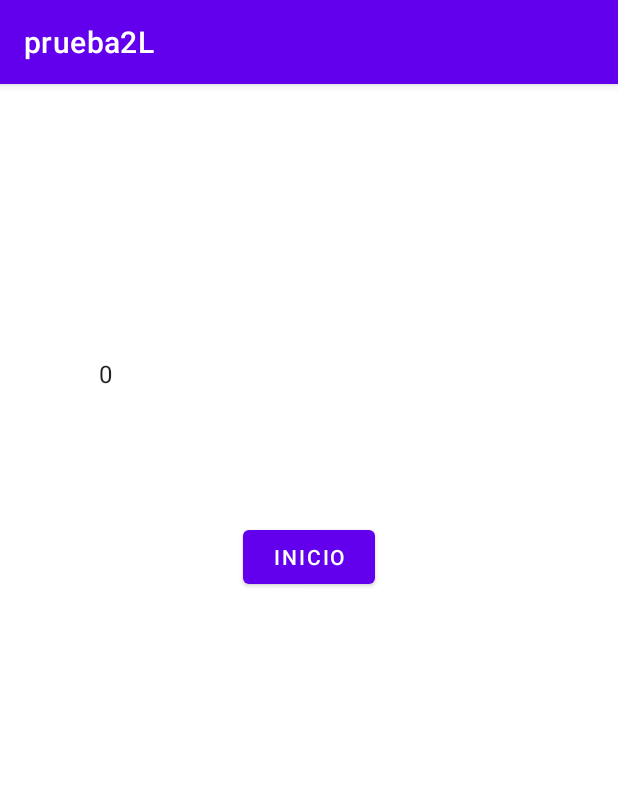
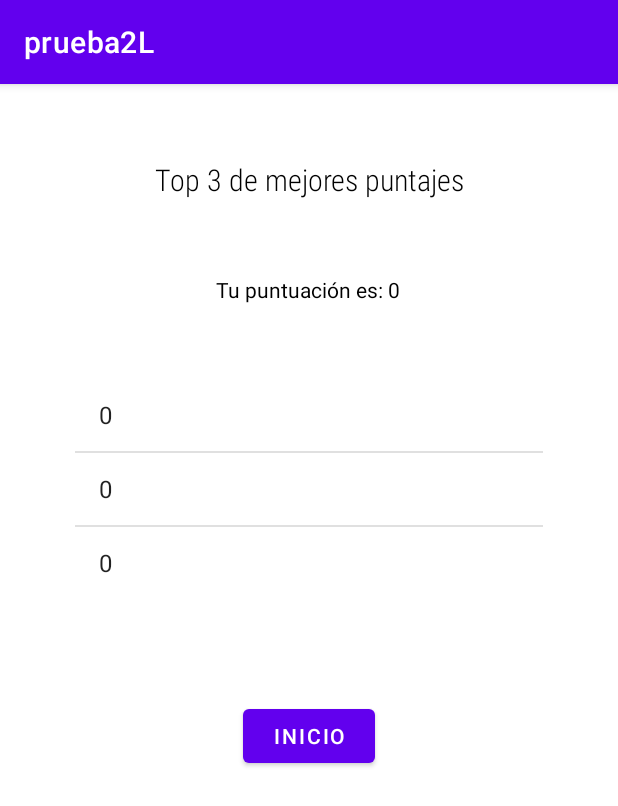
Before and after one commit to Lunagp/movil, an Android app: the screen it shows after launch (Puntaje), after a tap on "PUNTAJES", on a phone screen of 412 x 824 dp. Shown: the top 806 px of the screen. Run offline under Robolectric (Android 15) with nearby library versions, the phone set to English and light mode, and no system bars; 1 statement that could not run was skipped.

```diff
--- a/app/src/main/java/com/example/prueba2l/Inicio.kt
+++ b/app/src/main/java/com/example/prueba2l/Inicio.kt
@@ -15,7 +15,6 @@ class Inicio : AppCompatActivity() {
         binding = ActivityInicioBinding.inflate(layoutInflater)
         setContentView(binding.root)
 
-
         binding.btnInicio.setOnClickListener {
                 val intent = Intent(this, MainActivity::class.java)
                 startActivity(intent)
--- a/app/src/main/java/com/example/prueba2l/Prefs.kt
+++ b/app/src/main/java/com/example/prueba2l/Prefs.kt
@@ -7,27 +7,52 @@ class Prefs(val context: Context) {
     val resul = "puntaje"
     val minjuu = "minju"
     val minpaa = "minpa"
+    val pun11 = "pun1"
+    val pun22 = "pun2"
+    val pun33 = "pun3"
     val sharedPref = context.getSharedPreferences(db, 0)
 
     fun guardar(puntaje:String){
         sharedPref.edit().putString(resul, puntaje).apply()
     }
-
     fun mostrar():String{
         return sharedPref.getString(resul, "")!!
     }
+
     fun guardarminju(minju:Int){
         sharedPref.edit().putInt(minjuu, minju).apply()
     }
-
     fun mostrarminju():Int{
         return sharedPref.getInt(minjuu, 0)!!
     }
+
     fun guardarminpa(minpa:Int){
         sharedPref.edit().putInt(minpaa, minpa).apply()
     }
-
     fun mostrarminpa():Int{
         return sharedPref.getInt(minpaa, 0)!!
     }
+
+    fun guardar1(pun1:Int){
+        sharedPref.edit().putInt(pun11, pun1).apply()
+    }
+    fun mostrar1():Int{
+        return sharedPref.getInt(pun11, 0)!!
+    }
+
+    fun guardar2(pun2:Int){
+        sharedPref.edit().putInt(pun22, pun2).apply()
+    }
+    fun mostrar2():Int{
+        return sharedPref.getInt(pun22, 0)!!
+    }
+
+    fun guardar3(pun3:Int){
+        sharedPref.edit().putInt(pun33, pun3).apply()
+    }
+    fun mostrar3():Int{
+        return sharedPref.getInt(pun33, 0)!!
+    }
+
+
 }
--- a/app/src/main/java/com/example/prueba2l/Puntaje.kt
+++ b/app/src/main/java/com/example/prueba2l/Puntaje.kt
@@ -11,6 +11,10 @@ import com.example.prueba2l.databinding.ActivityResulBinding
 
 class Puntaje : AppCompatActivity() {
     private lateinit var binding: ActivityPuntajeBinding
+    var n1 :Int = 0
+    var n2 :Int = 0
+    var n3 :Int = 0
+
     override fun onCreate(savedInstanceState: Bundle?) {
         super.onCreate(savedInstanceState)
         setContentView(R.layout.activity_puntaje)
@@ -18,34 +22,30 @@ class Puntaje : AppCompatActivity() {
         setContentView(binding.root)
 
         val pun = prefs.mostrar()
-        binding.txtpun.text = pun
         val arrayAdapter: ArrayAdapter<*>
-        var pu = pun.toInt()
+        var dato = pun.toInt()
+        binding.txtpun1.text  =  "Tu puntuación es: $dato"
 
         val puntaje = ArrayList<Int>()
-//        val datos = findViewById<ListView>(R.id.lista)
 
-        var dato = pu
-        puntaje.add(dato)
+        n1 = prefs.mostrar1()
+        n2 = prefs.mostrar2()
+        n3 = prefs.mostrar3()
 
-        var tinyDB : TinyDB = TinyDB(this)
-        tinyDB.putListInt("listapuntaje", puntaje)
+        if (dato > n1) {
+            prefs.guardar1(dato)
+            n1 = prefs.mostrar1()
+        }else if (dato > n2) {
+            prefs.guardar2(dato)
+            n2 = prefs.mostrar2()
+        }else if (dato > n3){
+            prefs.guardar3(dato)
+            n3 = prefs.mostrar3()
+        }
 
-//        var dato = pu
-//        puntaje.add(dato)
-
-        if (puntaje.size == 0) {
-            puntaje.add(dato)
-//            puntaje[0] = dato
-        }else if (puntaje.size == 1) {
-            puntaje[1] = dato
-        }else if (puntaje.size == 2){
-            puntaje[2] = dato
-        }else if (puntaje.size == 3){
-            puntaje[3] = dato
-        }else if (puntaje.size == 4){
-            puntaje[4] = dato
-        }
+        puntaje.add(n1)
+        puntaje.add(n2)
+        puntaje.add(n3)
 
         var punta = puntaje.sortedDescending()
 
--- a/app/src/main/res/layout/activity_puntaje.xml
+++ b/app/src/main/res/layout/activity_puntaje.xml
@@ -19,11 +19,25 @@
             android:id="@+id/txtpun"
             android:layout_width="match_parent"
             android:layout_height="wrap_content"
+            android:gravity="center"
+            android:textColor="@color/black"
+            android:textSize="20dp"
+            android:fontFamily="sans-serif-condensed-light"
+            android:text="Top 3 de mejores puntajes"
             android:layout_margin="50dp"
+            />
+
+        <TextView
+            android:id="@+id/txtpun1"
+            android:layout_width="wrap_content"
+            android:layout_height="wrap_content"
+            android:layout_gravity="center"
+            android:textColor="@color/black"
             />
 
         <ListView
             android:id="@+id/lista"
+            android:gravity="center"
             android:layout_width="match_parent"
             android:layout_height="match_parent"
             android:layout_margin="50dp" />
```
Also changed, not shown: app/src/main/java/com/example/prueba2l/Ajustes.kt (+1 -76 lines), app/src/main/java/com/example/prueba2l/MainActivity.kt (+4 -40 lines), app/src/main/java/com/example/prueba2l/Resul.kt (+1 -13 lines).
